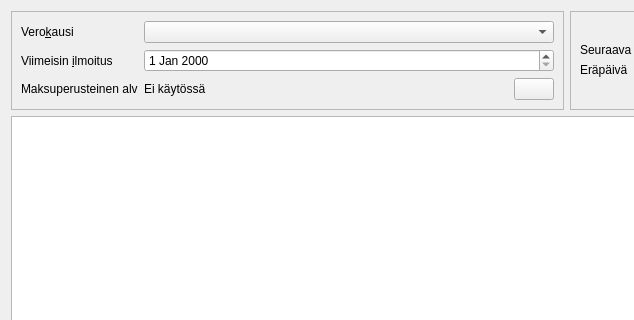
artoh/kitupiikki, file kitupiikki/alv/arvonlisavero.ui: the form before one commit; both pictures show x 0 to 634 and y 0 to 320 of the 807 by 485 pixel window.
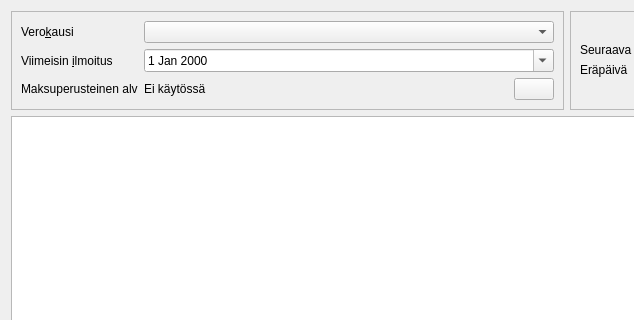
The form after the commit. Icons and pictures are not drawn.

Diff of the .ui file:
```diff
--- a/kitupiikki/alv/arvonlisavero.ui
+++ b/kitupiikki/alv/arvonlisavero.ui
@@ -51,7 +51,11 @@
            </widget>
           </item>
           <item row="1" column="1">
-           <widget class="QDateEdit" name="viimeisinEdit"/>
+           <widget class="QDateEdit" name="viimeisinEdit">
+            <property name="calendarPopup">
+             <bool>true</bool>
+            </property>
+           </widget>
           </item>
           <item row="2" column="0">
            <widget class="QLabel" name="label_4">
```
